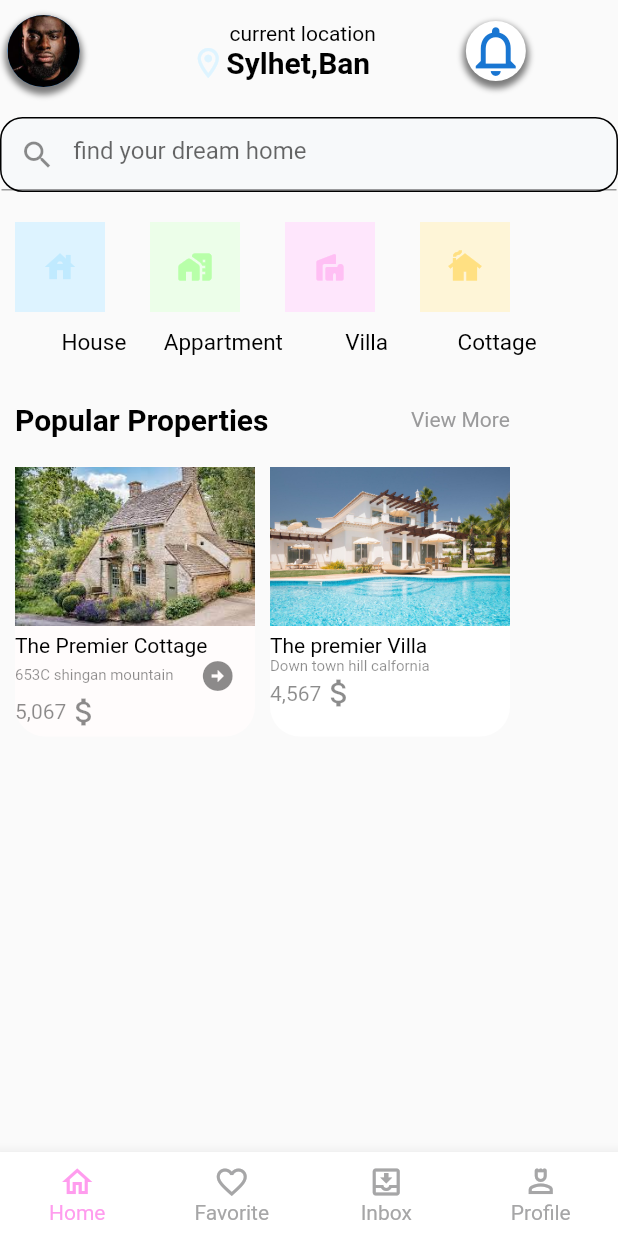
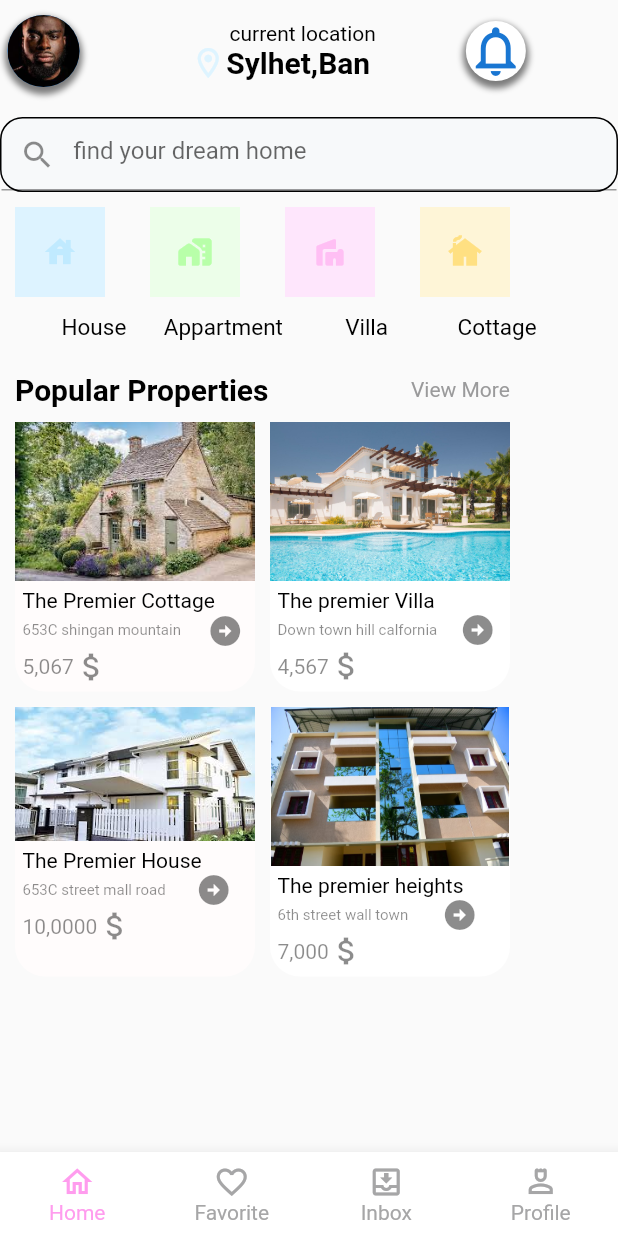
Before and after one commit to Fayazikramm/Real-State-App, a Flutter app: the screen it shows after launch, after a tap on "Continue", on a phone screen of 412 x 824 dp. Run offline on Flutter 3.47's test engine with Material 2 defaults, Android fonts, the phone set to English and light mode, and no system bars; Roboto replaces fonts that are missing (Oswald-Bold.ttf).

Commit message:
window2 added

```diff
--- a/lib/Page2.dart
+++ b/lib/Page2.dart
@@ -42,7 +42,7 @@ class Page2 extends StatelessWidget {
               ),
               Padding(padding: EdgeInsets.only(top: 20), child: Search()),
               SizedBox(
-                height: 20,
+                height: 10,
               ),
               dabai(),
               Padding(
@@ -50,12 +50,18 @@ class Page2 extends StatelessWidget {
                 child: Naam(),
               ),
               SizedBox(
-                height: 20,
+                height: 10,
               ),
               Middle(),
               Padding(
-                padding: EdgeInsets.only(top: 20),
+                padding: EdgeInsets.only(top: 10),
                 child: Window1(),
+              ),
+              Padding(
+                padding: EdgeInsets.only(
+                  top: 10,
+                ),
+                child: Window2(),
               ),
             ],
           ),
--- a/lib/windows.dart
+++ b/lib/windows.dart
@@ -26,13 +26,21 @@ class Window1 extends StatelessWidget {
                   height: 05,
                 ),
                 const Row(
-                  children: [Text("The Premier Cottage")],
+                  children: [
+                    Padding(
+                      padding: EdgeInsets.only(left: 05),
+                      child: Text("The Premier Cottage"),
+                    )
+                  ],
                 ),
                 const Row(
                   children: [
-                    Text(
+                    Padding(
+                      padding: EdgeInsets.only(left: 05),
+                      child: Text(
                         "653C shingan mountain ",
                         style: TextStyle(fontSize: 10, color: Colors.black45),
+                      ),
                     ),
                     SizedBox(
                       width: 15,
@@ -45,9 +53,12 @@ class Window1 extends StatelessWidget {
                 ),
                 const Row(
                   children: [
-                    Text(
+                    Padding(
+                      padding: EdgeInsets.only(left: 05),
+                      child: Text(
                         "5,067",
                         style: TextStyle(color: Colors.black45),
+                      ),
                     ),
                     Icon(
                       Icons.attach_money,
@@ -79,21 +90,39 @@ class Window1 extends StatelessWidget {
                 height: 05,
               ),
               const Row(
-                children: [Text("The premier Villa")],
-              ),
-              const Row(
                 children: [
-                  Text(
-                    "Down town hill calfornia",
-                    style: TextStyle(fontSize: 10, color: Colors.black45),
+                  Padding(
+                    padding: EdgeInsets.only(left: 05),
+                    child: Text("The premier Villa"),
                   )
                 ],
               ),
               const Row(
                 children: [
-                  Text(
+                  Padding(
+                    padding: EdgeInsets.only(left: 05),
+                    child: Text(
+                      "Down town hill calfornia",
+                      style: TextStyle(fontSize: 10, color: Colors.black45),
+                    ),
+                  ),
+                  SizedBox(
+                    width: 15,
+                  ),
+                  Icon(
+                    Icons.arrow_circle_right,
+                    color: Colors.black45,
+                  )
+                ],
+              ),
+              const Row(
+                children: [
+                  Padding(
+                    padding: EdgeInsets.only(left: 05),
+                    child: Text(
                       "4,567",
                       style: TextStyle(color: Colors.black45),
+                    ),
                   ),
                   Icon(
                     Icons.attach_money,
@@ -108,3 +137,140 @@ class Window1 extends StatelessWidget {
     );
   }
 }
+
+class Window2 extends StatelessWidget {
+  const Window2({super.key});
+
+  @override
+  Widget build(BuildContext context) {
+    return Row(
+      children: [
+        Padding(
+          padding: const EdgeInsets.only(left: 10),
+          child: Container(
+            height: 180,
+            width: 160,
+            decoration: const BoxDecoration(
+                color: Color.fromARGB(255, 255, 252, 252),
+                borderRadius: BorderRadius.all(Radius.circular(20))),
+            child: Column(
+              children: [
+                Image.asset(
+                  'assets/house33.jpg',
+                  fit: BoxFit.cover,
+                ),
+                const SizedBox(
+                  height: 05,
+                ),
+                const Row(
+                  children: [
+                    Padding(
+                      padding: EdgeInsets.only(left: 05),
+                      child: Text("The Premier House"),
+                    )
+                  ],
+                ),
+                const Row(
+                  children: [
+                    Padding(
+                      padding: EdgeInsets.only(left: 05),
+                      child: Text(
+                        "653C street mall road  ",
+                        style: TextStyle(fontSize: 10, color: Colors.black45),
+                      ),
+                    ),
+                    SizedBox(
+                      width: 15,
+                    ),
+                    Icon(
+                      Icons.arrow_circle_right,
+                      color: Colors.black45,
+                    )
+                  ],
+                ),
+                const Row(
+                  children: [
+                    Padding(
+                      padding: EdgeInsets.only(left: 05),
+                      child: Text(
+                        "10,0000",
+                        style: TextStyle(color: Colors.black45),
+                      ),
+                    ),
+                    Icon(
+                      Icons.attach_money,
+                      color: Colors.black45,
+                    )
+                  ],
+                )
+              ],
+            ),
+          ),
+        ),
+        const SizedBox(
+          width: 10,
+        ),
+        Container(
+          height: 180,
+          width: 160,
+          decoration: const BoxDecoration(
+              color: Colors.white,
+              borderRadius: BorderRadius.all(Radius.circular(20))),
+          child: Column(
+            children: [
+              Image.asset(
+                'assets/appartment.jpg',
+                height: 106,
+                fit: BoxFit.cover,
+              ),
+              const SizedBox(
+                height: 05,
+              ),
+              const Row(
+                children: [
+                  Padding(
+                    padding: EdgeInsets.only(left: 05),
+                    child: Text("The premier heights"),
+                  )
+                ],
+              ),
+              const Row(
+                children: [
+                  Padding(
+                    padding: EdgeInsets.only(left: 05),
+                    child: Text(
+                      "6th street wall town ",
+                      style: TextStyle(fontSize: 10, color: Colors.black45),
+                    ),
+                  ),
+                  SizedBox(
+                    width: 20,
+                  ),
+                  Icon(
+                    Icons.arrow_circle_right,
+                    color: Colors.black45,
+                  )
+                ],
+              ),
+              const Row(
+                children: [
+                  Padding(
+                    padding: EdgeInsets.only(left: 05),
+                    child: Text(
+                      "7,000",
+                      style: TextStyle(color: Colors.black45),
+                    ),
+                  ),
+                  Icon(
+                    Icons.attach_money,
+                    color: Colors.black45,
+                  )
+                ],
+              )
+            ],
+          ),
+        ),
+      ],
+    );
+  }
+}
```
Lines whose indentation alone changed are shown as unchanged.
